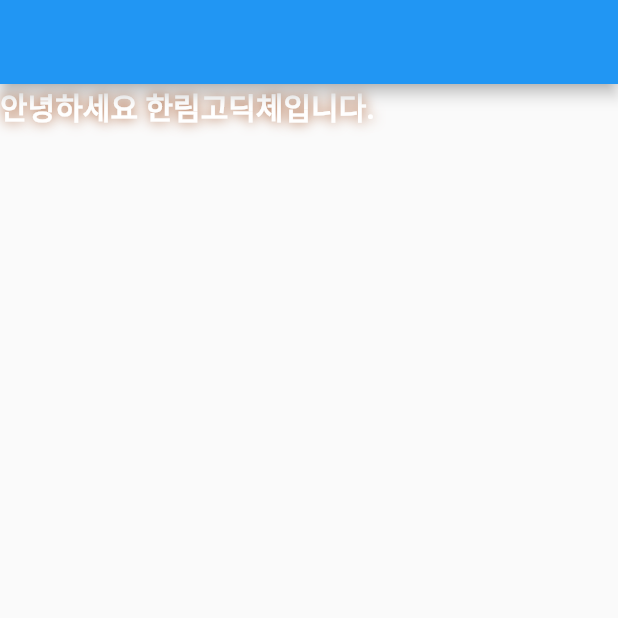
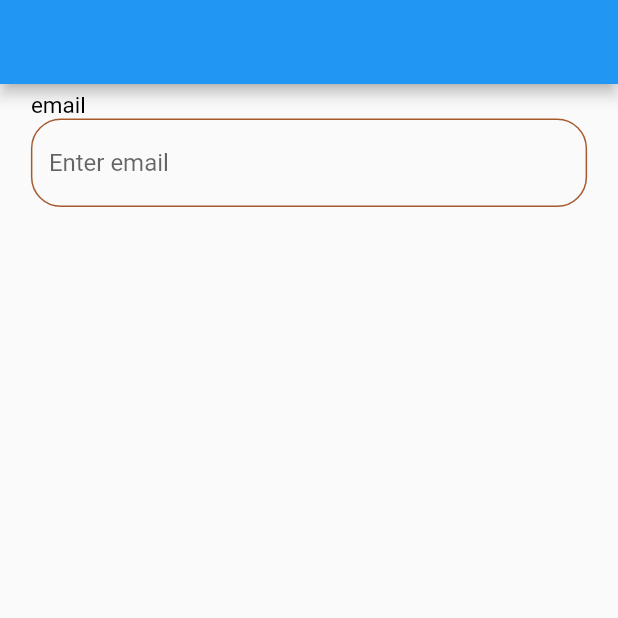
Before and after one commit to S-Sojung/group-buying-frontend, a Flutter app: the screen it shows after launch, on a phone screen of 412 x 824 dp, the top half of it. Run offline on Flutter 3.47's test engine with Material 2 defaults, Android fonts, the phone set to English and light mode, and no system bars; our stand-ins replace dio, flutter_riverpod, flutter_secure_storage, logger, validators; Roboto replaces fonts that are missing (HallymGothic).

Commit message:
Feat: donut_text_form_field Component 생성

```diff
--- a/lib/main.dart
+++ b/lib/main.dart
@@ -1,4 +1,6 @@
 import 'package:donut/core/constants/style.dart';
+import 'package:donut/core/utils/validator_util.dart';
+import 'package:donut/views/components/donut_text_form_field.dart';
 import 'package:flutter/material.dart';
 
 void main() {
@@ -27,7 +29,11 @@ class HomePage extends StatelessWidget {
   Widget build(BuildContext context) {
     return Scaffold(
       appBar: AppBar(),
-      body: Text("안녕하세요 한림고딕체입니다.",style: donutTitle(),)
+      body: Column(
+        children: [
+          DonutTextFormField(title: "email", hint: "email", funValidator: validateTitle())
+        ],
+      )
     );
   }
 }
--- /dev/null
+++ b/lib/views/components/donut_text_form_field.dart
@@ -0,0 +1,56 @@
+import 'package:donut/core/constants/size.dart';
+import 'package:donut/core/constants/style.dart';
+import 'package:donut/core/constants/theme.dart';
+import 'package:flutter/material.dart';
+
+class DonutTextFormField extends StatelessWidget {
+  final String title;
+  final String hint;
+  final funValidator;
+  final controller;
+
+  const DonutTextFormField({
+    required this.title,
+    required this.hint,
+    required this.funValidator,
+    this.controller,
+  });
+
+  @override
+  Widget build(BuildContext context) {
+    return Padding(
+      padding: EdgeInsets.symmetric(horizontal: getScreenWidth(context)*0.05,vertical: 5),
+      child: Column(
+        crossAxisAlignment:  CrossAxisAlignment.start,
+        children: [
+          Text("${title}",style: subHead(),),
+          TextFormField(
+            controller: controller,
+            validator: funValidator,
+
+            obscureText: hint == "Password" ? true : false,
+            decoration: InputDecoration(
+              hintText: "Enter $hint",
+              enabledBorder: OutlineInputBorder(
+                borderSide: const BorderSide(color: donutColorBase),
+                borderRadius: BorderRadius.circular(20),
+              ),
+              focusedBorder: OutlineInputBorder(
+                borderSide: const BorderSide(color: donutColorBase),
+                borderRadius: BorderRadius.circular(20),
+              ),
+              errorBorder: OutlineInputBorder(
+                borderSide: const BorderSide(color: donutColorBase),
+                borderRadius: BorderRadius.circular(20),
+              ),
+              focusedErrorBorder: OutlineInputBorder(
+                borderSide: const BorderSide(color: donutColorBase),
+                borderRadius: BorderRadius.circular(20),
+              ),
+            ),
+          ),
+        ],
+      ),
+    );
+  }
+}
```
